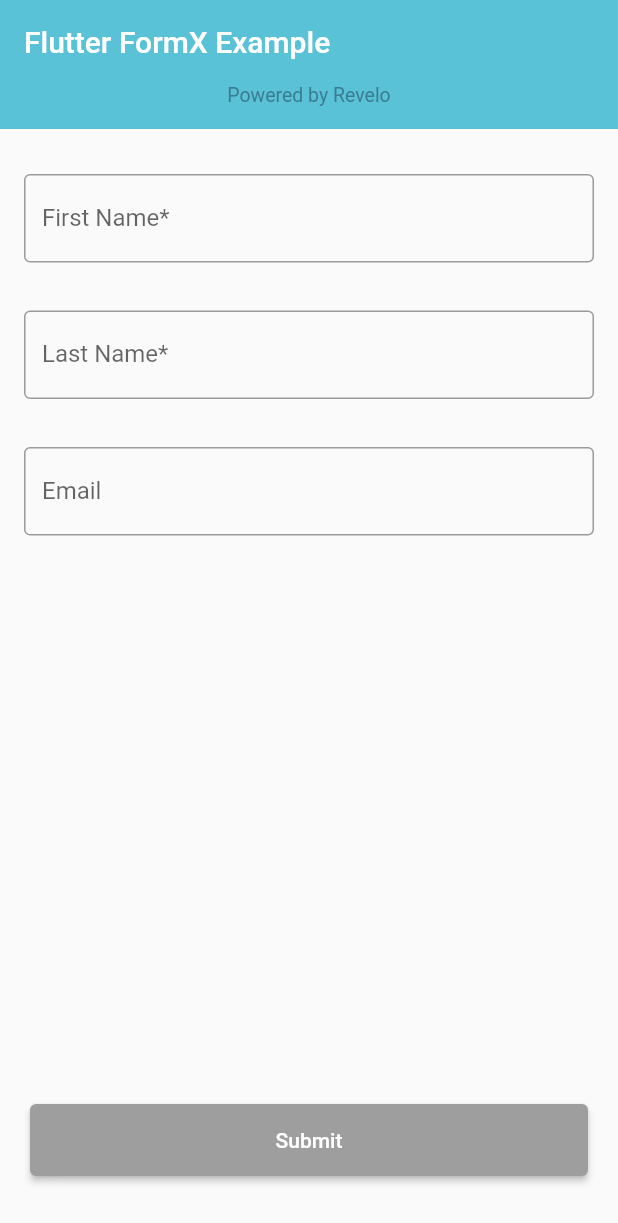
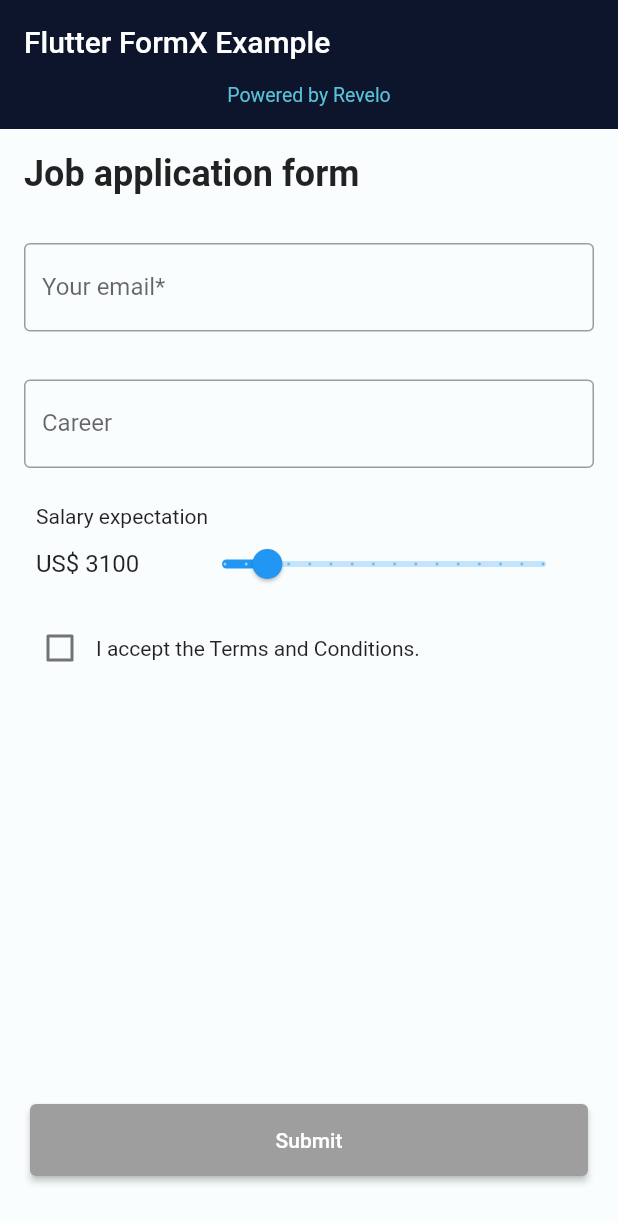
Before and after one commit to revelotech/flutter_formx, a Flutter app: the screen it shows after launch, on a phone screen of 412 x 824 dp. Shown: the top 1223 px of the screen. Run offline on Flutter 3.47's test engine with Material 2 defaults, Android fonts, the phone set to English and light mode, and no system bars; our stand-ins replace flutter_mobx, mobx; generated files the repository leaves out were written again.

Commit message:
Changes on the Example app:
- Add title and change content texts
- Add new form components
- Add new custom validators
- Replace components' colors and paddings

```diff
--- /dev/null
+++ b/example/lib/custom_validators/checked_validator.dart
@@ -0,0 +1,13 @@
+import 'package:flutter_formx/flutter_formx.dart';
+
+class CheckedValidator extends Validator<bool> {
+  String errorMessage;
+
+  CheckedValidator(this.errorMessage);
+
+  @override
+  Future<ValidatorResult> validate(bool value) => result(
+        isValid: value,
+        errorMessage: errorMessage,
+      );
+}
--- /dev/null
+++ b/example/lib/custom_validators/salary_validator.dart
@@ -0,0 +1,13 @@
+import 'package:flutter_formx/flutter_formx.dart';
+
+class SalaryValidator extends Validator<int> {
+  String errorMessage;
+
+  SalaryValidator(this.errorMessage);
+
+  @override
+  Future<ValidatorResult> validate(int value) => result(
+        isValid: value >= 3000,
+        errorMessage: errorMessage,
+      );
+}
--- a/example/lib/presentation/example_page.dart
+++ b/example/lib/presentation/example_page.dart
@@ -24,12 +24,13 @@ class _ExamplePageState extends State<ExamplePage> {
     return MaterialApp(
       debugShowCheckedModeBanner: false,
       home: Scaffold(
+        backgroundColor: const Color(0xFFF9FDFE),
         body: Observer(
           builder: (context) {
             return CustomScrollView(
               slivers: [
                 const SliverAppBar(
-                  backgroundColor: Color(0xFF5AC2D7),
+                  backgroundColor: Color(0xFF0C152C),
                   title: Text('Flutter FormX Example'),
                   systemOverlayStyle: SystemUiOverlayStyle.light,
                   bottom: PreferredSize(
@@ -41,54 +42,40 @@ class _ExamplePageState extends State<ExamplePage> {
                           child: Text(
                             'Powered by Revelo',
                             style: TextStyle(
-                              color: Color(0xFF3A7C92),
+                              color: Color(0xFF5AC2D7),
                               fontSize: 13,
                             ),
                           ),
                         ),
                       )),
                 ),
+                const SliverToBoxAdapter(
+                  child: Padding(
+                    padding: EdgeInsets.all(16),
+                    child: Text(
+                      'Job application form',
+                      style: TextStyle(
+                        fontSize: 24,
+                        fontWeight: FontWeight.bold,
+                      ),
+                    ),
+                  ),
+                ),
                 SliverToBoxAdapter(
                   child: Padding(
-                    padding: const EdgeInsets.only(
-                      left: 16.0,
-                      right: 16.0,
-                      top: 30,
-                      bottom: 16,
-                    ),
+                    padding: const EdgeInsets.all(16),
                     child: TextField(
                       decoration: InputDecoration(
                         border: const OutlineInputBorder(),
-                        labelText: 'First Name*',
-                        errorText: _viewModel.firstNameError,
+                        labelText: 'Your email*',
+                        errorText: _viewModel.emailError,
                         errorStyle: const TextStyle(
                           color: Colors.red,
                         ),
                       ),
                       onChanged: (value) {
-                        _viewModel.onValueChanged(
-                          fieldName: 'firstName',
-                          newValue: value,
-                        );
-                      },
-                    ),
-                  ),
-                ),
-                SliverToBoxAdapter(
-                  child: Padding(
-                    padding: const EdgeInsets.all(16.0),
-                    child: TextField(
-                      decoration: InputDecoration(
-                        border: const OutlineInputBorder(),
-                        labelText: 'Last Name*',
-                        errorText: _viewModel.lastNameError,
-                        errorStyle: const TextStyle(
-                          color: Colors.red,
-                        ),
-                      ),
-                      onChanged: (value) {
-                        _viewModel.onValueChanged(
-                          fieldName: 'lastName',
+                        _viewModel.onTextChanged(
+                          fieldName: 'email',
                           newValue: value,
                         );
                       },
@@ -101,14 +88,111 @@ class _ExamplePageState extends State<ExamplePage> {
                     child: TextField(
                       decoration: const InputDecoration(
                         border: OutlineInputBorder(),
-                        labelText: 'Email',
+                        labelText: 'Career',
                       ),
                       onChanged: (value) {
-                        _viewModel.onValueChanged(
-                          fieldName: 'email',
+                        _viewModel.onTextChanged(
+                          fieldName: 'career',
                           newValue: value,
                         );
                       },
+                    ),
+                  ),
+                ),
+                SliverToBoxAdapter(
+                  child: Padding(
+                    padding: const EdgeInsets.symmetric(
+                      horizontal: 24,
+                      vertical: 8,
+                    ),
+                    child: Column(
+                      crossAxisAlignment: CrossAxisAlignment.stretch,
+                      children: [
+                        const Text('Salary expectation'),
+                        Row(
+                          children: [
+                            SizedBox(
+                              width: 100,
+                              child: Text(
+                                'US\$ ${_viewModel.salaryExpectation.toString()}',
+                                style: const TextStyle(
+                                  fontSize: 16,
+                                ),
+                              ),
+                            ),
+                            Expanded(
+                              child: SliderTheme(
+                                data: const SliderThemeData(
+                                  showValueIndicator:
+                                      ShowValueIndicator.onlyForContinuous,
+                                ),
+                                child: Slider(
+                                  value:
+                                      _viewModel.salaryExpectation.toDouble(),
+                                  min: 500,
+                                  max: 20000,
+                                  divisions: 15,
+                                  label:
+                                      _viewModel.salaryExpectation.toString(),
+                                  onChanged: (newValue) =>
+                                      _viewModel.onIncomeChanged(
+                                    newValue.toInt(),
+                                  ),
+                                ),
+                              ),
+                            ),
+                          ],
+                        ),
+                        if (_viewModel.salaryExpectationError != null)
+                          Text(
+                            _viewModel.salaryExpectationError!,
+                            style: const TextStyle(
+                              fontSize: 12,
+                              color: Colors.red,
+                            ),
+                          )
+                      ],
+                    ),
+                  ),
+                ),
+                SliverToBoxAdapter(
+                  child: Padding(
+                    padding: const EdgeInsets.symmetric(
+                      horizontal: 16,
+                    ),
+                    child: Column(
+                      crossAxisAlignment: CrossAxisAlignment.start,
+                      children: [
+                        Row(
+                          children: [
+                            Checkbox(
+                              value: _viewModel.acceptTerms,
+                              onChanged: (value) {
+                                _viewModel.onAcceptTermsChanged(value ?? false);
+                              },
+                            ),
+                            const Expanded(
+                              child: Text(
+                                'I accept the Terms and Conditions.',
+                              ),
+                            )
+                          ],
+                        ),
+                        if (_viewModel.acceptTermsError != null)
+                          Padding(
+                            padding: const EdgeInsets.symmetric(
+                              horizontal: 12,
+                              vertical: 8,
+                            ),
+                            child: Text(
+                              _viewModel.acceptTermsError!,
+                              style: const TextStyle(
+                                fontSize: 12,
+                                color: Colors.red,
+                              ),
+                            ),
+                          )
+                      ],
                     ),
                   ),
                 ),
@@ -116,11 +200,11 @@ class _ExamplePageState extends State<ExamplePage> {
                   SliverToBoxAdapter(
                     child: Container(
                       decoration: BoxDecoration(
-                        color: const Color.fromARGB(255, 216, 244, 249),
+                        color: const Color(0xFFBDE7EF),
                         borderRadius: BorderRadius.circular(8.0),
                       ),
-                      margin: const EdgeInsets.all(16.0),
-                      padding: const EdgeInsets.all(16.0),
+                      margin: const EdgeInsets.all(24.0),
+                      padding: const EdgeInsets.all(12.0),
                       child: Column(
                         crossAxisAlignment: CrossAxisAlignment.stretch,
                         children: [
@@ -131,11 +215,15 @@ class _ExamplePageState extends State<ExamplePage> {
                             ),
                           ),
                           const SizedBox(height: 20),
-                          Text('First Name: ${_viewModel.firstName}'),
+                          Text('Email: ${_viewModel.email}'),
                           const SizedBox(height: 14),
-                          Text('Last Name: ${_viewModel.lastName}'),
+                          Text('Career: ${_viewModel.career}'),
                           const SizedBox(height: 14),
-                          Text('Email: ${_viewModel.email}'),
+                          Text(
+                            'Salary expectation: ${_viewModel.salaryExpectation}',
+                          ),
+                          const SizedBox(height: 14),
+                          Text('Accepted terms: ${_viewModel.acceptTerms}'),
                           const SizedBox(height: 14),
                         ],
                       ),
--- a/example/lib/presentation/example_page_view_model.dart
+++ b/example/lib/presentation/example_page_view_model.dart
@@ -1,5 +1,7 @@
 import 'package:flutter/foundation.dart';
 import 'package:flutter_formx/flutter_formx.dart';
+import 'package:flutter_formx_example/custom_validators/checked_validator.dart';
+import 'package:flutter_formx_example/custom_validators/salary_validator.dart';
 import 'package:mobx/mobx.dart';
 
 part 'example_page_view_model.g.dart';
@@ -19,52 +21,77 @@ abstract class _ExamplePageViewModelBase with Store, FormX<String> {
   String? validationError;
 
   @computed
-  String? get firstName => getFieldValue<String?>('firstName');
-
-  @computed
-  String? get lastName => getFieldValue<String?>('lastName');
-
-  @computed
   String? get email => getFieldValue<String?>('email');
 
   @computed
-  String? get firstNameError => getFieldErrorMessage('firstName');
+  String? get emailError => getFieldErrorMessage('email');
 
   @computed
-  String? get lastNameError => getFieldErrorMessage('lastName');
+  String? get career => getFieldValue<String?>('career');
+
+  @computed
+  int get salaryExpectation => getFieldValue<int>('salaryExpectation');
+
+  @computed
+  String? get salaryExpectationError =>
+      getFieldErrorMessage('salaryExpectation');
+
+  @computed
+  bool get acceptTerms => getFieldValue<bool>('acceptTerms');
+
+  @computed
+  String? get acceptTermsError => getFieldErrorMessage('acceptTerms');
 
   @computed
   bool get isSubmitButtonEnabled => isFormValid;
 
   void onViewReady() {
     setupForm({
-      'firstName': FormXField<String?>.from(
+      'email': FormXField<String?>.from(
         value: null,
         validators: [
-          RequiredFieldValidator('First name is required'),
+          RequiredFieldValidator('Your email is required'),
         ],
         onValidationError: _logValidationError,
       ),
-      'lastName': FormXField<String?>.from(
+      'career': FormXField<String?>.from(
         value: null,
+        validators: const [],
+        onValidationError: _logValidationError,
+      ),
+      'salaryExpectation': FormXField<int>.from(
+        value: 3100,
         validators: [
-          RequiredFieldValidator('Last name is required'),
+          SalaryValidator('You deserve a little more 😉'),
         ],
         onValidationError: _logValidationError,
       ),
-      'email': FormXField<String?>.from(
-        value: null,
-        validators: const [],
+      'acceptTerms': FormXField<bool>.from(
+        value: false,
+        validators: [
+          CheckedValidator('You must accept our Terms and Conditions'),
+        ],
+        onValidationError: _logValidationError,
       ),
     });
   }
 
   @action
-  void onValueChanged({
+  void onTextChanged({
     required String fieldName,
     String? newValue,
   }) {
     updateAndValidateField(newValue, fieldName);
+  }
+
+  @action
+  void onIncomeChanged(int newValue) {
+    updateAndValidateField(newValue, 'salaryExpectation');
+  }
+
+  @action
+  void onAcceptTermsChanged(bool newValue) {
+    updateAndValidateField(newValue, 'acceptTerms');
   }
 
   @action
```
